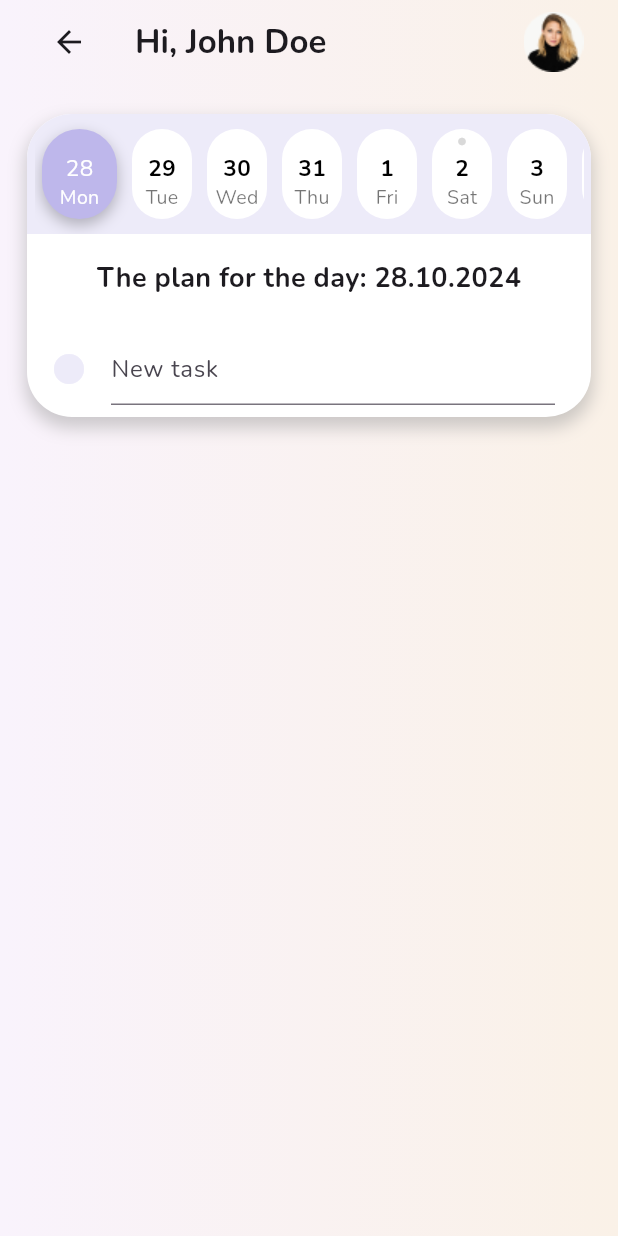
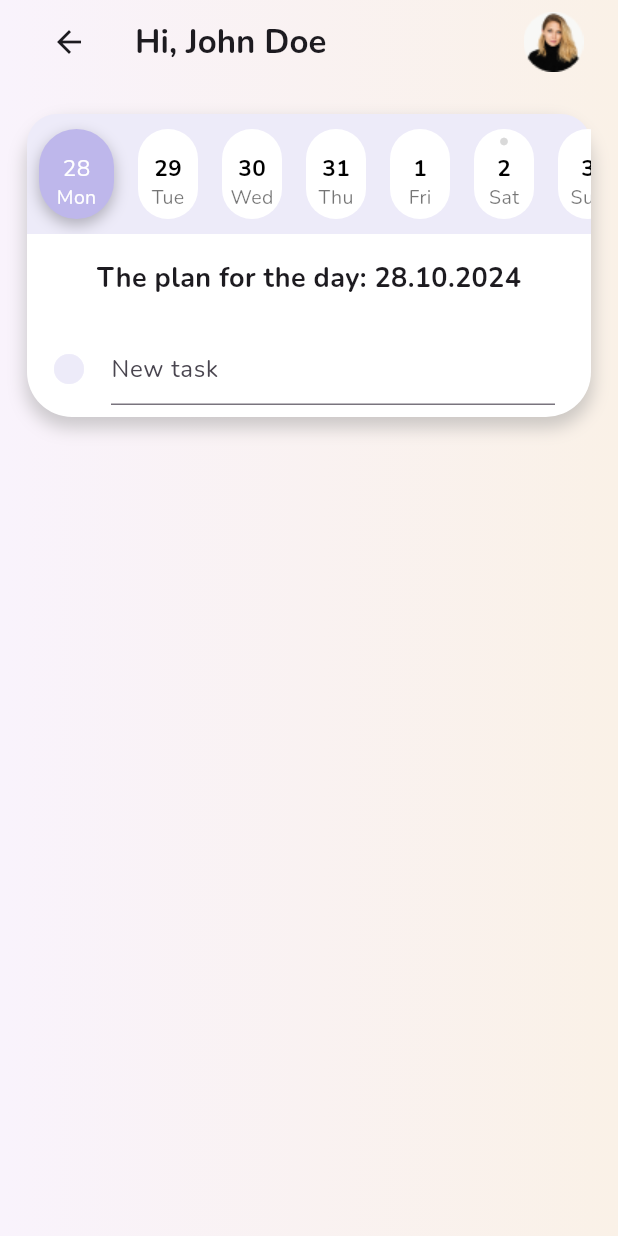
Before and after one commit to z3r002/softorium, a Flutter app: the UIHomeScreen screen opened directly, after a tap on an icon or button, on a phone screen of 412 x 824 dp. Run offline on Flutter 3.47's test engine with Material 3 defaults, Android fonts, the light colour scheme and no system bars; our stand-ins replace auto_route, easy_localization, flutter_mobx, flutter_svg, get_it, mobx and 1 more; accounts and stored records are empty; generated files the repository leaves out were written again.

Commit message:
fix bugs and refactoring

```diff
--- a/lib/presenter/home/store/home_store.dart
+++ b/lib/presenter/home/store/home_store.dart
@@ -1,8 +1,6 @@
-import 'dart:convert';
 
 import 'package:easy_localization/easy_localization.dart';
 import 'package:mobx/mobx.dart';
-import 'package:shared_preferences/shared_preferences.dart';
 import 'package:softoriim/data/dtos/task_dto.dart';
 import 'package:softoriim/utils/task_storage_helper.dart';
 
@@ -24,23 +22,13 @@ abstract class _HomeStore with Store {
 
   final TaskStorageHelper storageHelper;
 
-
   _HomeStore(this.storageHelper) {
     loadTasks();
   }
 
   @action
   String getDayOfWeek(DateTime date) {
-    List<String> days = [
-      'days.days_of_week_0'.tr(),
-      'days.days_of_week_1'.tr(),
-      'days.days_of_week_2'.tr(),
-      'days.days_of_week_3'.tr(),
-      'days.days_of_week_4'.tr(),
-      'days.days_of_week_5'.tr(),
-      'days.days_of_week_6'.tr(),
-    ];
-    return days[date.weekday - 1];
+    return 'days.days_of_week_${date.weekday - 1}'.tr();
   }
 
   @action
@@ -55,8 +43,10 @@ abstract class _HomeStore with Store {
 
   @action
   void addTask(String title) {
-    tasks.add(Task(title: title, taskDate: selectedDate));
-    tasks = [...tasks];
+    tasks = [
+      ...tasks,
+      Task(title: title, taskDate: selectedDate)
+    ];
     saveTasks();
   }
 
@@ -64,13 +54,11 @@ abstract class _HomeStore with Store {
   List<Task> get filteredTasks => tasks.where((task) =>
   task.taskDate?.year == selectedDate.year &&
       task.taskDate?.month == selectedDate.month &&
-      task.taskDate?.day == selectedDate.day
-  ).toList();
+      task.taskDate?.day == selectedDate.day).toList();
 
   @action
   void removeTask(int index) {
-    final taskToRemove = filteredTasks[index];
-    tasks.remove(taskToRemove);
+    tasks.remove(filteredTasks[index]);
     tasks = [...tasks];
     saveTasks();
   }
--- a/lib/presenter/home/widgets/calendar_widget.dart
+++ b/lib/presenter/home/widgets/calendar_widget.dart
@@ -13,12 +13,11 @@ class UICalendarWidget extends StatelessWidget {
     return Observer(
       builder: (_) => Container(
         height: 80,
-        padding: const EdgeInsets.symmetric(horizontal: 5),
         decoration: const BoxDecoration(
             color: UIColors.cEDEBF9,
             borderRadius: BorderRadius.only(
-              topLeft: Radius.circular(30),
-              topRight: Radius.circular(30),
+              topLeft: Radius.circular(20),
+              topRight: Radius.circular(20),
             )),
         child: ListView.builder(
           scrollDirection: Axis.horizontal,
@@ -43,7 +42,7 @@ class UICalendarWidget extends StatelessWidget {
                 curve: Curves.easeInOut,
                 height: isSelected ? 40 : 30,
                 width: isSelected ? 50 : 40,
-                margin: const EdgeInsets.symmetric(horizontal: 5, vertical: 10),
+                margin: const EdgeInsets.symmetric(horizontal: 8, vertical: 10),
                 decoration: BoxDecoration(
                   color: isSelected ? UIColors.cBEB7EB : Colors.white,
                   borderRadius: BorderRadius.circular(30),
--- a/lib/presenter/home/widgets/task_list_widget.dart
+++ b/lib/presenter/home/widgets/task_list_widget.dart
@@ -1,13 +1,13 @@
 import 'package:easy_localization/easy_localization.dart';
 import 'package:flutter/material.dart';
 import 'package:flutter_mobx/flutter_mobx.dart';
+import 'package:softoriim/data/dtos/task_dto.dart';
 import 'package:softoriim/presenter/home/store/home_store.dart';
 import 'package:softoriim/shared/consts/colors.dart';
 
-import '../../../data/dtos/task_dto.dart';
 
 class UITaskListWidget extends StatefulWidget {
-  UITaskListWidget(
+  const UITaskListWidget(
       {super.key,
       required this.homeStore,
       required this.focusNode,
@@ -29,12 +29,12 @@ class _UITaskListWidgetState extends State<UITaskListWidget> {
     return Observer(
       builder: (_) => ListView.builder(
         shrinkWrap: true,
-        physics: NeverScrollableScrollPhysics(),
+        physics: const NeverScrollableScrollPhysics(),
         itemCount: widget.homeStore.filteredTasks.length + 1,
         itemBuilder: (context, index) {
           if (index == widget.homeStore.filteredTasks.length) {
             return ListTile(
-              leading: Icon(Icons.circle, color: UIColors.cEDEBF9),
+              leading: const Icon(Icons.circle, color: UIColors.cEDEBF9),
               title: TextField(
                 controller: widget.newTaskController,
                 focusNode: widget.focusNode,
@@ -64,7 +64,7 @@ class _UITaskListWidgetState extends State<UITaskListWidget> {
               onLongPress: () => widget.homeStore.toggleTaskCompletion(index),
               child: AnimatedContainer(
                 curve: Curves.easeInOutCirc,
-                duration: Duration(milliseconds: 600),
+                duration: const Duration(milliseconds: 600),
                 color: isSelected ? UIColors.cEDEBF9 : Colors.transparent,
                 child: ListTile(
                   leading: Icon(
@@ -91,7 +91,7 @@ class _UITaskListWidgetState extends State<UITaskListWidget> {
                     },
                     child: Text(
                       'delete'.tr(),
-                      style: TextStyle(
+                      style: const TextStyle(
                         fontSize: 14,
                         decoration: TextDecoration.underline,
                         fontWeight: FontWeight.bold,
```
